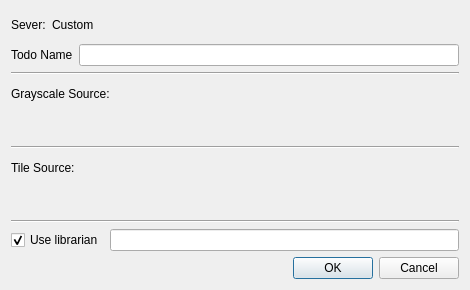
Above: neurolabi/gui/dialogs/zdvidadvanceddialog.ui from janelia-flyem/NeuTu before the change. Below: the same form after it.
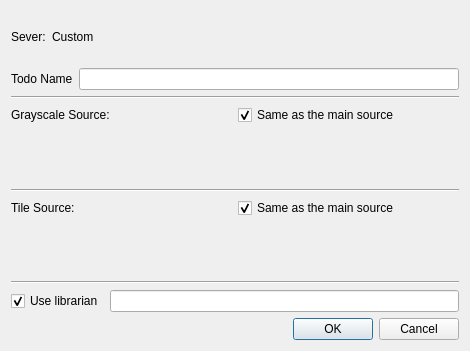
That is the form after the change. Custom widgets are drawn as their Qt base class.

Commit message: add main source check box

The edit to the form file:
```diff
--- a/neurolabi/gui/dialogs/zdvidadvanceddialog.ui
+++ b/neurolabi/gui/dialogs/zdvidadvanceddialog.ui
@@ -7,7 +7,7 @@
     <x>0</x>
     <y>0</y>
     <width>470</width>
-    <height>290</height>
+    <height>351</height>
    </rect>
   </property>
   <property name="windowTitle">
@@ -67,6 +67,8 @@
     </widget>
    </item>
    <item>
+    <layout class="QHBoxLayout" name="horizontalLayout_3">
+     <item>
     <widget class="QLabel" name="label_2">
      <property name="text">
       <string>Grayscale Source:</string>
@@ -74,6 +76,18 @@
     </widget>
    </item>
    <item>
+      <widget class="QCheckBox" name="grayscaleMainCheckBox">
+       <property name="text">
+        <string>Same as the main source</string>
+       </property>
+       <property name="checked">
+        <bool>true</bool>
+       </property>
+      </widget>
+     </item>
+    </layout>
+   </item>
+   <item>
     <widget class="ZDvidSourceWidget" name="grayscaleSourceWidget" native="true"/>
    </item>
    <item>
@@ -84,11 +98,25 @@
     </widget>
    </item>
    <item>
+    <layout class="QHBoxLayout" name="horizontalLayout_4">
+     <item>
     <widget class="QLabel" name="label_3">
      <property name="text">
       <string>Tile Source:</string>
      </property>
     </widget>
+     </item>
+     <item>
+      <widget class="QCheckBox" name="tileMainCheckBox">
+       <property name="text">
+        <string>Same as the main source</string>
+       </property>
+       <property name="checked">
+        <bool>true</bool>
+       </property>
+      </widget>
+     </item>
+    </layout>
    </item>
    <item>
     <widget class="ZDvidSourceWidget" name="tileSourceWidget" native="true"/>
```
Lines whose indentation alone changed are shown as unchanged. The commit also changes 6 other files.
